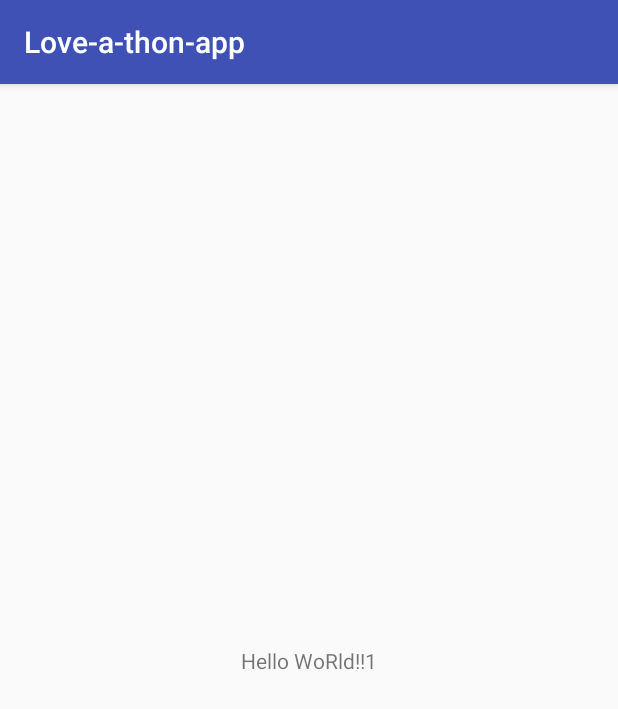
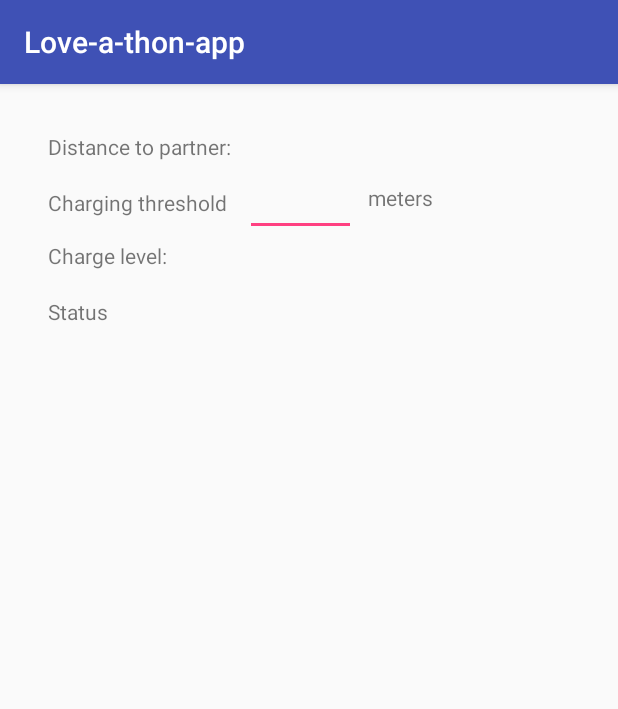
Before and after one commit to thomasnakagawa/System-Hacks-18, an Android app: the screen it shows after launch (MainActivity), on a phone screen of 412 x 824 dp. Shown: the top 709 px of the screen. Run offline under Robolectric (Android 15) with nearby library versions, the phone set to English and light mode, and no system bars.

Commit message:
Add some basic ui

```diff
--- a/Loveathonapp/app/src/main/java/systems/lightspeed/love_a_thon_app/MainActivity.java
+++ b/Loveathonapp/app/src/main/java/systems/lightspeed/love_a_thon_app/MainActivity.java
@@ -2,6 +2,8 @@ package systems.lightspeed.love_a_thon_app;
 
 import android.support.v7.app.AppCompatActivity;
 import android.os.Bundle;
+import android.view.View;
+import android.widget.TextView;
 
 public class MainActivity extends AppCompatActivity {
 
@@ -9,5 +11,6 @@ public class MainActivity extends AppCompatActivity {
     protected void onCreate(Bundle savedInstanceState) {
         super.onCreate(savedInstanceState);
         setContentView(R.layout.activity_main);
+        System.out.println("Hello world");
     }
 }
--- a/Loveathonapp/app/src/main/res/layout/activity_main.xml
+++ b/Loveathonapp/app/src/main/res/layout/activity_main.xml
@@ -4,15 +4,70 @@
     xmlns:tools="http://schemas.android.com/tools"
     android:layout_width="match_parent"
     android:layout_height="match_parent"
+    android:paddingHorizontal="16dp"
+    android:paddingVertical="16dp"
     tools:context="systems.lightspeed.love_a_thon_app.MainActivity">
 
     <TextView
+        android:id="@+id/textView_distance"
+        android:layout_width="131dp"
+        android:layout_height="21dp"
+        android:layout_marginStart="16dp"
+        android:layout_marginTop="16dp"
+        android:text="Distance to partner: "
+        app:layout_constraintStart_toStartOf="parent"
+        app:layout_constraintTop_toTopOf="parent" />
+
+    <TextView
+        android:id="@+id/textView_threshold"
         android:layout_width="wrap_content"
         android:layout_height="wrap_content"
-        android:text="Hello WoRld!!1"
-        app:layout_constraintBottom_toBottomOf="parent"
-        app:layout_constraintLeft_toLeftOf="parent"
-        app:layout_constraintRight_toRightOf="parent"
+        android:layout_marginStart="16dp"
+        android:layout_marginTop="16dp"
+        android:text="Charging threshold"
+        app:layout_constraintStart_toStartOf="parent"
+        app:layout_constraintTop_toBottomOf="@+id/textView_distance" />
+
+    <EditText
+        android:id="@+id/editText_threshold"
+        android:layout_width="74dp"
+        android:layout_height="49dp"
+        android:layout_marginStart="12dp"
+        android:layout_marginTop="36dp"
+        android:ems="10"
+        android:inputType="numberDecimal"
+        android:labelFor="@+id/textView_threshold"
+        app:layout_constraintStart_toEndOf="@+id/textView_threshold"
+        app:layout_constraintTop_toTopOf="parent" />
+
+    <TextView
+        android:id="@+id/textView_chargeLevel"
+        android:layout_width="131dp"
+        android:layout_height="21dp"
+        android:layout_marginStart="16dp"
+        android:layout_marginTop="16dp"
+        android:text="Charge level: "
+        app:layout_constraintStart_toStartOf="parent"
+        app:layout_constraintTop_toBottomOf="@+id/textView_threshold" />
+
+    <TextView
+        android:id="@+id/textView_status"
+        android:layout_width="131dp"
+        android:layout_height="21dp"
+        android:layout_marginStart="16dp"
+        android:layout_marginTop="16dp"
+        android:text="Status "
+        app:layout_constraintStart_toStartOf="parent"
+        app:layout_constraintTop_toBottomOf="@+id/textView_chargeLevel" />
+
+    <TextView
+        android:id="@+id/textView4"
+        android:layout_width="wrap_content"
+        android:layout_height="21dp"
+        android:layout_marginStart="8dp"
+        android:layout_marginTop="50dp"
+        android:text="meters"
+        app:layout_constraintStart_toEndOf="@+id/editText_threshold"
         app:layout_constraintTop_toTopOf="parent" />
 
 </android.support.constraint.ConstraintLayout>
```
